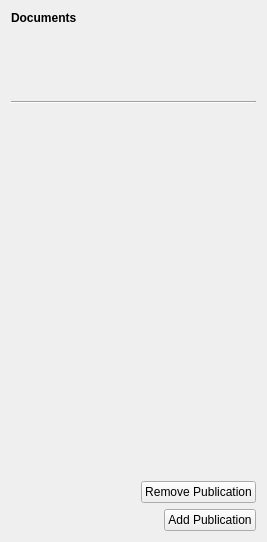
First picture: the form in src/sidebar/documentwidget.ui, repository KDE/conquirere, before the edit.
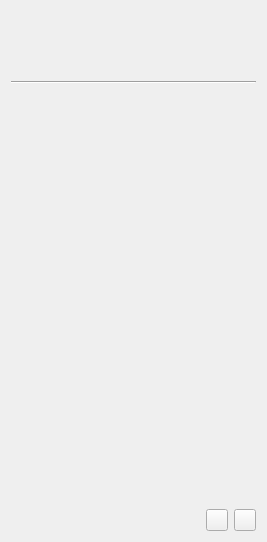
Second picture: the form after the edit. Custom widgets are drawn as their Qt base class.

```diff
--- a/src/sidebar/documentwidget.ui
+++ b/src/sidebar/documentwidget.ui
@@ -14,19 +14,6 @@
    <string>Form</string>
   </property>
   <layout class="QVBoxLayout" name="verticalLayout">
-   <item>
-    <widget class="QLabel" name="label">
-     <property name="font">
-      <font>
-       <weight>75</weight>
-       <bold>true</bold>
-      </font>
-     </property>
-     <property name="text">
-      <string>Documents</string>
-     </property>
-    </widget>
-   </item>
    <item>
     <layout class="QHBoxLayout" name="horizontalLayout">
      <item>
@@ -106,7 +93,7 @@
         <x>0</x>
         <y>0</y>
         <width>259</width>
-        <height>372</height>
+        <height>429</height>
        </rect>
       </property>
       <layout class="QVBoxLayout" name="verticalLayout_2">
@@ -142,34 +129,59 @@
        </property>
       </spacer>
      </item>
+     <item>
+      <widget class="QPushButton" name="addPublication">
+       <property name="minimumSize">
+        <size>
+         <width>22</width>
+         <height>22</height>
+        </size>
+       </property>
+       <property name="maximumSize">
+        <size>
+         <width>22</width>
+         <height>22</height>
+        </size>
+       </property>
+       <property name="toolTip">
+        <string>Add Publication</string>
+       </property>
+       <property name="text">
+        <string/>
+       </property>
+       <property name="iconSize">
+        <size>
+         <width>22</width>
+         <height>22</height>
+        </size>
+       </property>
+      </widget>
+     </item>
      <item>
       <widget class="QPushButton" name="removePublication">
-       <property name="text">
+       <property name="minimumSize">
+        <size>
+         <width>22</width>
+         <height>22</height>
+        </size>
+       </property>
+       <property name="maximumSize">
+        <size>
+         <width>22</width>
+         <height>22</height>
+        </size>
+       </property>
+       <property name="toolTip">
         <string>Remove Publication</string>
        </property>
-      </widget>
-     </item>
-    </layout>
-   </item>
-   <item>
-    <layout class="QHBoxLayout" name="horizontalLayout_2">
-     <item>
-      <spacer name="horizontalSpacer_3">
-       <property name="orientation">
-        <enum>Qt::Horizontal</enum>
+       <property name="text">
+        <string/>
        </property>
-       <property name="sizeHint" stdset="0">
+       <property name="iconSize">
         <size>
-         <width>40</width>
-         <height>20</height>
+         <width>22</width>
+         <height>22</height>
         </size>
-       </property>
-      </spacer>
-     </item>
-     <item>
-      <widget class="QPushButton" name="createPublication">
-       <property name="text">
-        <string>Add Publication</string>
        </property>
       </widget>
      </item>
@@ -177,6 +189,13 @@
    </item>
   </layout>
  </widget>
+ <customwidgets>
+  <customwidget>
+   <class>KFileMetaDataWidget</class>
+   <extends>QWidget</extends>
+   <header>kfilemetadatawidget.h</header>
+  </customwidget>
+ </customwidgets>
  <resources/>
  <connections/>
 </ui>
```
Left out of the diff: 42 changed lines with no effect on the pictures.
